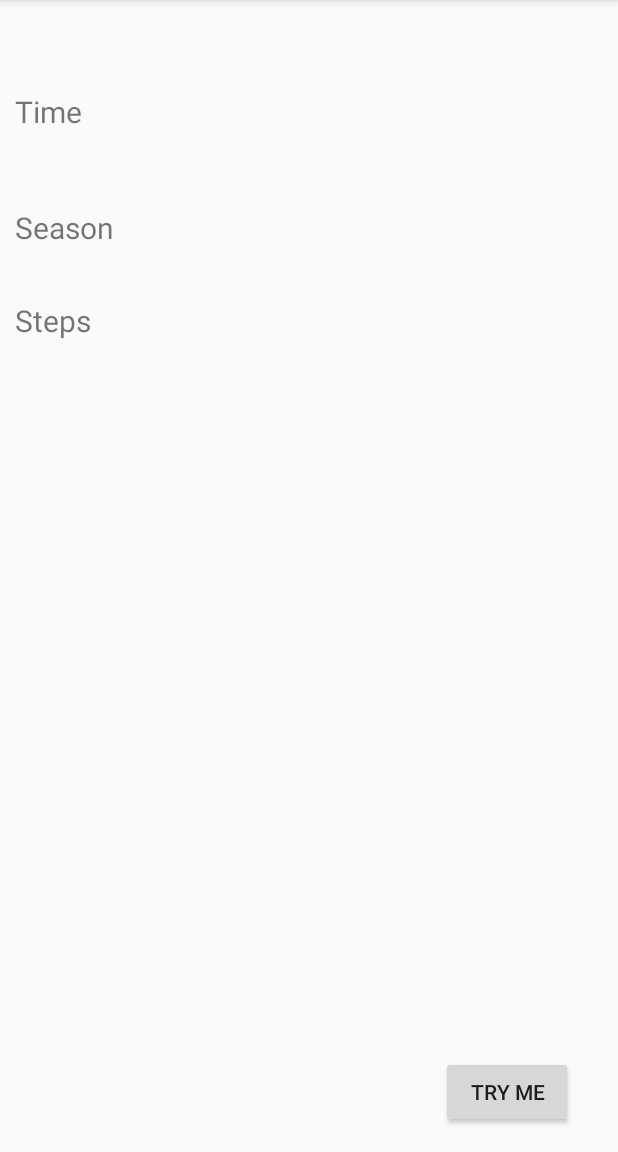
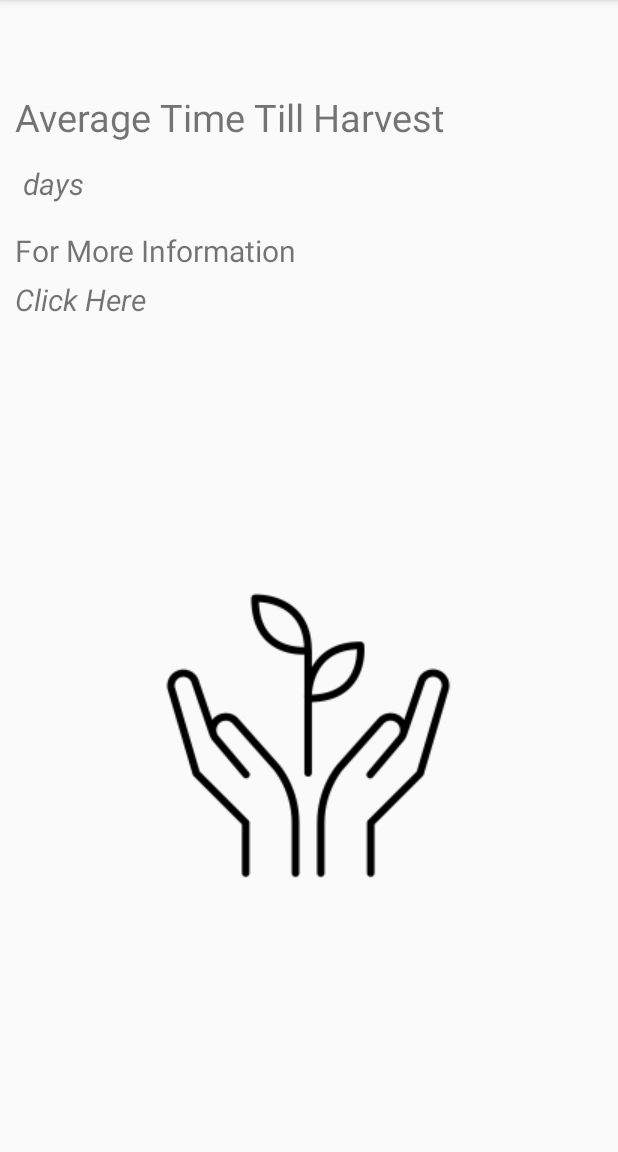
Before and after one commit to SKennelly24/PocketGardenerApp, an Android app: the PlantAdviceActivity screen opened directly, with no data from a screen before it, on a phone screen of 412 x 824 dp, the part 84-1236 px from its top. Run offline under Robolectric (Android 15) with nearby library versions, the phone set to English and light mode, and no system bars; our stand-ins replace Picasso; network calls fail; pictures from the network do not load; 8 statements that could not run were skipped.

Commit message:
Completed the advice page, including asynctasks to collect image and info

```diff
--- a/app/src/main/AndroidManifest.xml
+++ b/app/src/main/AndroidManifest.xml
@@ -4,6 +4,7 @@
     <uses-permission android:name="android.permission.RECEIVE_BOOT_COMPLETED" />
     <uses-permission android:name="android.permission.WRITE_EXTERNAL_STORAGE" />
     <uses-permission android:name="android.permission.READ_EXTERNAL_STORAGE" />
+    <uses-permission android:name="android.permission.INTERNET" />
 
     <application
         android:allowBackup="true"
--- /dev/null
+++ b/app/src/main/java/com/example/pocketgardener/ImageDownloader.kt
@@ -0,0 +1,37 @@
+package com.example.pocketgardener
+
+import android.os.AsyncTask
+import android.util.Log
+import com.squareup.picasso.Picasso
+import org.json.JSONException
+import java.io.FileNotFoundException
+import java.lang.ref.WeakReference
+import java.net.URL
+
+class ImageDownloader(
+    activity: PlantAdviceActivity, private val growUrl: String): AsyncTask<Unit, Void, String>() {
+    private val context = WeakReference(activity)
+    override fun doInBackground(vararg params: Unit?): String? {
+        val imageUrl = try {
+            val result = Utilities.getJson(Utilities.parameterizeUrl(growUrl))
+            val plantJSON = result.getJSONObject("data")
+            val plant_attributes = plantJSON.getJSONObject("attributes")
+            plant_attributes.getString("fullsize-url")
+
+        } catch(e : JSONException) {
+            Log.d("Error", "AsyncTask")
+            ""
+        } catch(e: FileNotFoundException) {
+            ""
+        }
+        return imageUrl
+    }
+
+    override fun onPostExecute(result: String?) {
+        super.onPostExecute(result)
+        if (result != null && result != "") {
+             Picasso.get().load(result).into(context.get()?.plant_image)
+        }
+
+    }
+}
--- a/app/src/main/java/com/example/pocketgardener/PlantAdapter.kt
+++ b/app/src/main/java/com/example/pocketgardener/PlantAdapter.kt
@@ -25,14 +25,14 @@ class PlantAdapter(
 
     override fun onBindViewHolder(holder: PlantViewHolder, i: Int) {
         holder.name.text = plant_list[i].name
-        Picasso.get().load(plant_list[i].image_url).into(holder.image)
+        //Picasso.get().load(plant_list[i].image_url).into(holder.image)
 
-        when(plant_list[i].season) {
+        /*when(plant_list[i].season) {
             "winter" -> holder.season.setImageResource(R.drawable.winter)
             "autumn" -> holder.season.setImageResource(R.drawable.autmn)
             "summer" -> holder.season.setImageResource(R.drawable.summer)
             "spring" -> holder.season.setImageResource(R.drawable.spring)
-        }
+        }*/
 
         holder.time.text = plant_list[i].time
     }
--- a/app/src/main/java/com/example/pocketgardener/PlantAdviceActivity.kt
+++ b/app/src/main/java/com/example/pocketgardener/PlantAdviceActivity.kt
@@ -1,23 +1,36 @@
 package com.example.pocketgardener
 
+import android.content.Intent
+import android.net.Uri
 import android.os.Bundle
+import android.widget.ImageView
 import android.widget.TextView
 import androidx.appcompat.app.AppCompatActivity
 
 class PlantAdviceActivity : AppCompatActivity() {
+    lateinit var plant_image : ImageView
     override fun onCreate(savedInstanceState: Bundle?) {
         super.onCreate(savedInstanceState)
         setContentView(R.layout.individual_advice)
+
         val timeId : TextView = findViewById(R.id.timeText)
-        val seasonId : TextView = findViewById(R.id.seasonText)
         val nameId : TextView = findViewById(R.id.plant_header)
+        val urlId : TextView = findViewById(R.id.info_url)
+        plant_image = findViewById(R.id.plant_image)
+
         val name = intent.getStringExtra("plant_name")
         val time = intent.getStringExtra("plant_time")
-        val season = intent.getStringExtra("plant_season")
+        val wikiUrl = intent.getStringExtra("wiki_url")
+        val growUrl = intent.getStringExtra("grow_url")
 
+        ImageDownloader(this, growUrl).execute()
         nameId.text = name?.toString()
-        seasonId.text = season?.toString()
         timeId.text = time?.toString()
+
+        urlId.setOnClickListener {
+            val intent = Intent(Intent.ACTION_VIEW, Uri.parse(wikiUrl))
+            startActivity(intent)
+        }
 
         supportActionBar?.setDisplayHomeAsUpEnabled(true)
     }
--- a/app/src/main/java/com/example/pocketgardener/PlantItem.kt
+++ b/app/src/main/java/com/example/pocketgardener/PlantItem.kt
@@ -1,4 +1,4 @@
 package com.example.pocketgardener
 
-class PlantItem(val name : String, val season: String, val time: String, val image_url: String) {
+class PlantItem(val name : String, val time: String, val info_url: String, val image_url: String) {
 }
--- a/app/src/main/java/com/example/pocketgardener/PlantViewHolder.kt
+++ b/app/src/main/java/com/example/pocketgardener/PlantViewHolder.kt
@@ -8,8 +8,6 @@ import androidx.recyclerview.widget.RecyclerView
  * Class to implement a view holder for the plant items
  */
 class PlantViewHolder (view : View) : RecyclerView.ViewHolder(view){
-    val image: ImageView = view.findViewById(R.id.plant_image)
     val name: TextView = view.findViewById(R.id.plant_name)
-    val season: ImageView = view.findViewById(R.id.season_image)
     val time: TextView = view.findViewById(R.id.time_text)
 }
--- a/app/src/main/java/com/example/pocketgardener/Utilities.kt
+++ b/app/src/main/java/com/example/pocketgardener/Utilities.kt
@@ -4,7 +4,13 @@ import android.app.AlarmManager
 import android.app.PendingIntent
 import android.content.Context
 import android.content.Intent
+import android.net.Uri
+import org.json.JSONObject
+import java.io.BufferedInputStream
+import java.net.URL
+import java.nio.charset.Charset
 import java.util.*
+import javax.net.ssl.HttpsURLConnection
 
 object Utilities {
     fun scheduleReminder(context: Context, hour: Int, minute: Int) {
@@ -23,4 +29,21 @@ object Utilities {
             PendingIntent.getBroadcast(context, 0, it, 0)
         }
     }
+
+    fun getJson(url: URL): JSONObject {
+        val connection = url.openConnection() as HttpsURLConnection
+        try {
+            val json = BufferedInputStream(connection.inputStream).readBytes().toString(Charset.defaultCharset())
+            return JSONObject(json)
+        } finally {
+            connection.disconnect()
+        }
+    }
+
+    fun parameterizeUrl(url: String): URL {
+        val builder = Uri.parse(url).buildUpon()
+        val uri = builder.build()
+        return URL(uri.toString())
+    }
+
 }
--- a/app/src/main/res/layout/individual_advice.xml
+++ b/app/src/main/res/layout/individual_advice.xml
@@ -2,6 +2,7 @@
 <androidx.constraintlayout.widget.ConstraintLayout
     xmlns:android="http://schemas.android.com/apk/res/android"
     xmlns:app="http://schemas.android.com/apk/res-auto"
+    xmlns:tools="http://schemas.android.com/tools"
     android:layout_width="match_parent"
     android:layout_height="match_parent">
 
@@ -27,7 +28,7 @@
         android:layout_marginRight="10dp"
         android:layout_marginBottom="5dp"
         android:text="@string/time_title"
-        android:textSize="20sp"
+        android:textSize="25sp"
         app:layout_constraintBottom_toTopOf="@+id/timeText"
         app:layout_constraintEnd_toEndOf="parent"
         app:layout_constraintHorizontal_bias="0.076"
@@ -36,22 +37,21 @@
 
     <TextView
         android:id="@+id/timeText"
-        android:layout_width="0dp"
+        android:layout_width="wrap_content"
         android:layout_height="wrap_content"
         android:layout_marginStart="10dp"
         android:layout_marginLeft="10dp"
         android:layout_marginTop="5dp"
-        android:layout_marginEnd="10dp"
-        android:layout_marginRight="10dp"
         android:layout_marginBottom="10dp"
         android:text="amount of time"
-        app:layout_constraintBottom_toTopOf="@+id/seasonHeader"
-        app:layout_constraintEnd_toEndOf="parent"
+        android:textSize="20sp"
+        app:layout_constraintBottom_toTopOf="@+id/infoHeader"
+        app:layout_constraintEnd_toStartOf="@+id/textView5"
         app:layout_constraintStart_toStartOf="parent"
         app:layout_constraintTop_toBottomOf="@+id/timeHeader" />
 
     <TextView
-        android:id="@+id/seasonHeader"
+        android:id="@+id/infoHeader"
         android:layout_width="0dp"
         android:layout_height="wrap_content"
         android:layout_marginStart="10dp"
@@ -60,16 +60,16 @@
         android:layout_marginEnd="10dp"
         android:layout_marginRight="10dp"
         android:layout_marginBottom="5dp"
-        android:text="@string/season_title"
+        android:text="@string/info_title"
         android:textSize="20sp"
-        app:layout_constraintBottom_toTopOf="@+id/seasonText"
+        app:layout_constraintBottom_toTopOf="@+id/info_url"
         app:layout_constraintEnd_toEndOf="parent"
         app:layout_constraintHorizontal_bias="0.076"
         app:layout_constraintStart_toStartOf="parent"
         app:layout_constraintTop_toBottomOf="@+id/timeText" />
 
     <TextView
-        android:id="@+id/seasonText"
+        android:id="@+id/info_url"
         android:layout_width="0dp"
         android:layout_height="wrap_content"
         android:layout_marginStart="10dp"
@@ -77,52 +77,35 @@
         android:layout_marginTop="5dp"
         android:layout_marginEnd="10dp"
         android:layout_marginRight="10dp"
-        android:text="season to plant"
+        android:text="@string/click_here"
+        android:textSize="20sp"
+        android:textStyle="italic"
         app:layout_constraintEnd_toEndOf="parent"
         app:layout_constraintStart_toStartOf="parent"
-        app:layout_constraintTop_toBottomOf="@+id/seasonHeader" />
+        app:layout_constraintTop_toBottomOf="@+id/infoHeader" />
 
     <TextView
-        android:id="@+id/stepHeader"
-        android:layout_width="0dp"
-        android:layout_height="wrap_content"
-        android:layout_marginStart="10dp"
-        android:layout_marginLeft="10dp"
-        android:layout_marginTop="10dp"
-        android:layout_marginEnd="10dp"
-        android:layout_marginRight="10dp"
-        android:layout_marginBottom="5dp"
-        android:text="@string/steps_title"
-        android:textSize="20sp"
-        app:layout_constraintBottom_toTopOf="@+id/stepList"
-        app:layout_constraintEnd_toEndOf="parent"
-        app:layout_constraintHorizontal_bias="0.076"
-        app:layout_constraintStart_toStartOf="parent"
-        app:layout_constraintTop_toBottomOf="@+id/seasonText" />
-
-    <Button
-        android:id="@+id/tryButton"
+        android:id="@+id/textView5"
         android:layout_width="wrap_content"
         android:layout_height="wrap_content"
-        android:layout_marginEnd="30dp"
-        android:layout_marginRight="30dp"
-        android:layout_marginBottom="16dp"
-        android:text="@string/try_button"
+        android:layout_marginStart="5dp"
+        android:layout_marginLeft="5dp"
+        android:layout_marginTop="5dp"
+        android:layout_marginBottom="10dp"
+        android:text="@string/days"
+        android:textSize="20sp"
+        android:textStyle="italic"
+        app:layout_constraintBottom_toTopOf="@+id/infoHeader"
+        app:layout_constraintStart_toEndOf="@+id/timeText"
+        app:layout_constraintTop_toBottomOf="@+id/timeHeader" />
+
+    <ImageView
+        android:id="@+id/plant_image"
+        android:layout_width="wrap_content"
+        android:layout_height="wrap_content"
         app:layout_constraintBottom_toBottomOf="parent"
-        app:layout_constraintEnd_toEndOf="parent" />
-
-    <ListView
-        android:id="@+id/stepList"
-        android:layout_width="0dp"
-        android:layout_height="0dp"
-        android:layout_marginStart="10dp"
-        android:layout_marginLeft="10dp"
-        android:layout_marginTop="5dp"
-        android:layout_marginEnd="10dp"
-        android:layout_marginRight="10dp"
-        android:layout_marginBottom="10dp"
-        app:layout_constraintBottom_toTopOf="@+id/tryButton"
         app:layout_constraintEnd_toEndOf="parent"
         app:layout_constraintStart_toStartOf="parent"
-        app:layout_constraintTop_toBottomOf="@+id/stepHeader" />
+        app:layout_constraintTop_toBottomOf="@+id/info_url"
+        app:srcCompat="@drawable/garden" />
 </androidx.constraintlayout.widget.ConstraintLayout>
--- a/app/src/main/res/values/strings.xml
+++ b/app/src/main/res/values/strings.xml
@@ -6,7 +6,7 @@
     <string name="header_garden">Your Garden</string>
     <string name="try_button">Try Me</string>
     <string name="header_advice_plant">Plant</string>
-    <string name="time_title">Time</string>
+    <string name="time_title">Average Time Till Harvest</string>
     <string name="season_title">Season</string>
     <string name="steps_title">Steps</string>
     <string name="planted_title">Planted</string>
@@ -25,6 +25,11 @@
     <string name="empty_string">" "</string>
     <string name="delete_plant">"Delete Plant"</string>
     <string name="clear_plants">"Clear Plants"</string>
+    <string name="till_harvest">"till harvest"</string>
+    <string name="info_title">For More Information</string>
+    <string name="click_here">Click Here</string>
+    <string name="days">days</string>
+
 
 
 
```
Also changed, not shown: app/src/main/java/com/example/pocketgardener/AdviceDownloader.kt (added, +47 -0 lines), app/src/main/java/com/example/pocketgardener/AdviceFragment.kt (+19 -11 lines), app/src/main/res/layout/plant_advice_item.xml (+23 -24 lines), 1 other file.
